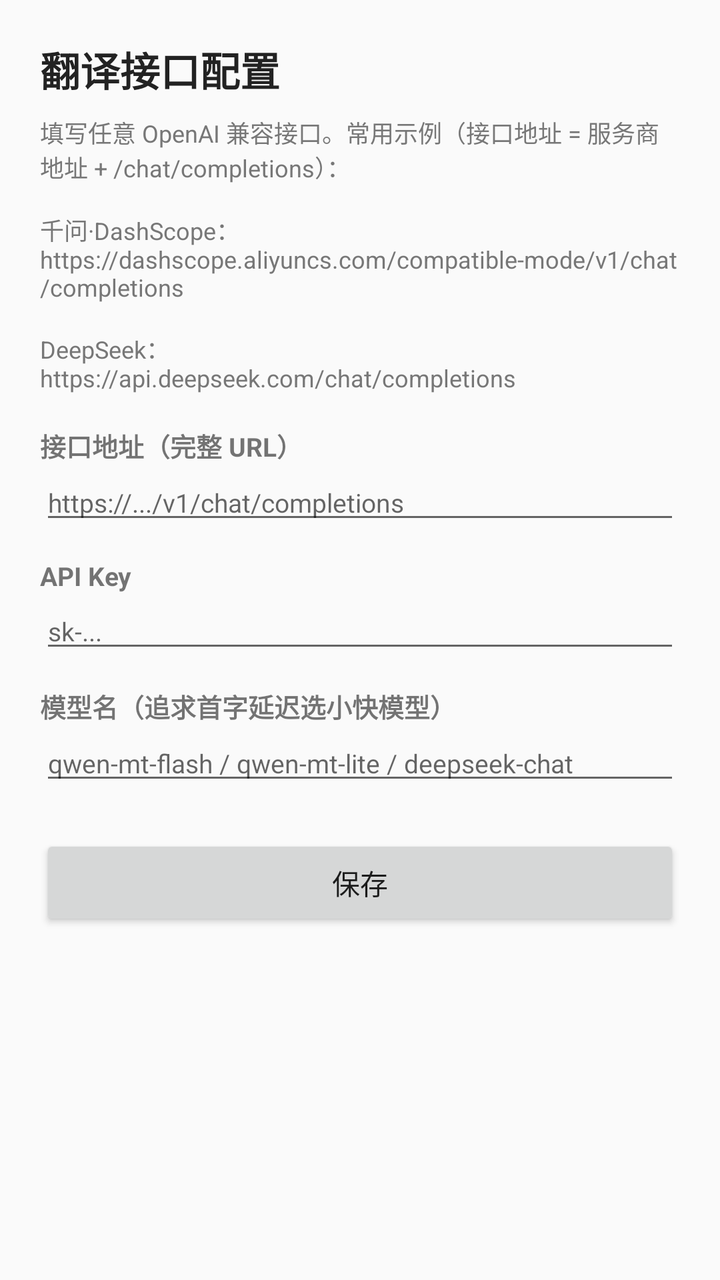
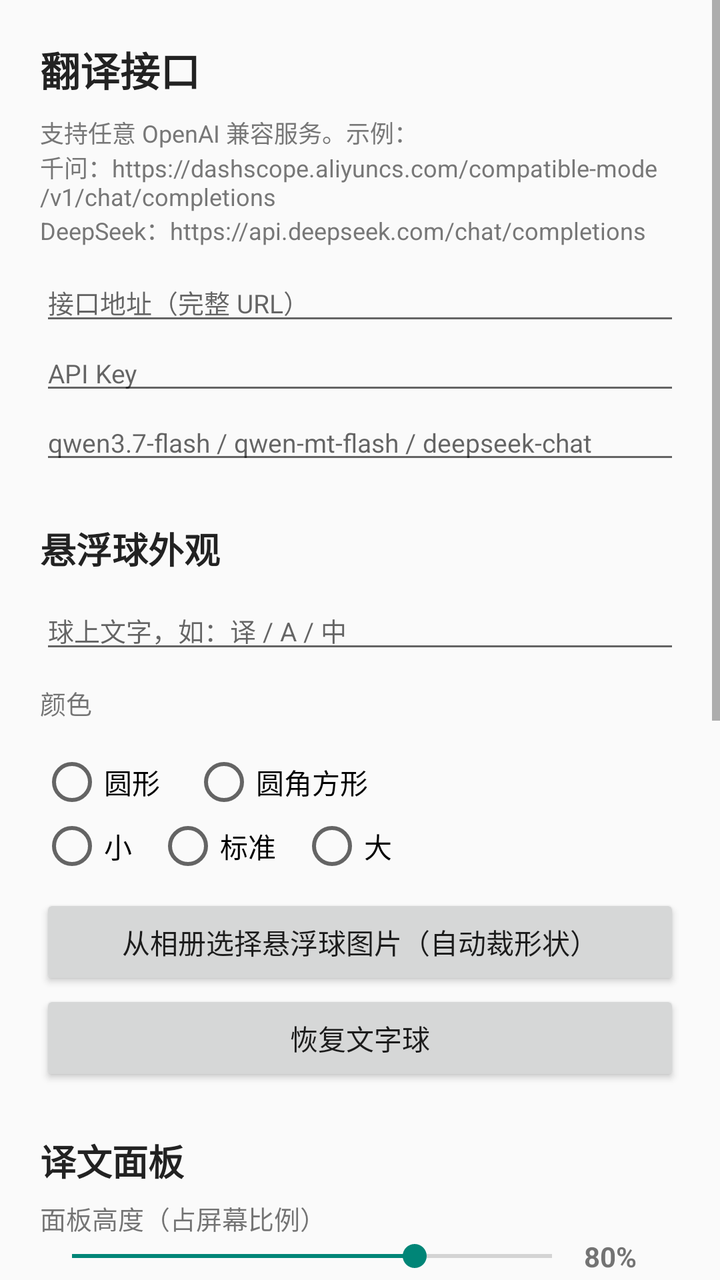

Compare the two renders of this Android layout. The source of the first and the diff that turns it into the second are given below.
<!-- AndroidManifest.xml: application theme Theme.App -->
<!-- res/layout/activity_settings.xml -->
<?xml version="1.0" encoding="utf-8"?>
<ScrollView xmlns:android="http://schemas.android.com/apk/res/android"
    android:layout_width="match_parent"
    android:layout_height="match_parent">

    <LinearLayout
        android:layout_width="match_parent"
        android:layout_height="wrap_content"
        android:orientation="vertical"
        android:padding="20dp">

        <TextView
            android:layout_width="wrap_content"
            android:layout_height="wrap_content"
            android:text="翻译接口配置"
            android:textColor="#222222"
            android:textSize="20sp"
            android:textStyle="bold" />

        <TextView
            android:layout_width="match_parent"
            android:layout_height="wrap_content"
            android:layout_marginTop="8dp"
            android:text="填写任意 OpenAI 兼容接口。常用示例（接口地址 = 服务商地址 + /chat/completions）：\n\n千问·DashScope：\nhttps://dashscope.aliyuncs.com/compatible-mode/v1/chat/completions\n\nDeepSeek：\nhttps://api.deepseek.com/chat/completions"
            android:textColor="#777777"
            android:textSize="12sp" />

        <TextView
            android:layout_width="wrap_content"
            android:layout_height="wrap_content"
            android:layout_marginTop="16dp"
            android:text="接口地址（完整 URL）"
            android:textSize="13sp"
            android:textStyle="bold" />

        <EditText
            android:id="@+id/etUrl"
            android:layout_width="match_parent"
            android:layout_height="wrap_content"
            android:hint="https://.../v1/chat/completions"
            android:inputType="textUri"
            android:textSize="13sp" />

        <TextView
            android:layout_width="wrap_content"
            android:layout_height="wrap_content"
            android:layout_marginTop="12dp"
            android:text="API Key"
            android:textSize="13sp"
            android:textStyle="bold" />

        <EditText
            android:id="@+id/etKey"
            android:layout_width="match_parent"
            android:layout_height="wrap_content"
            android:hint="sk-..."
            android:inputType="text"
            android:textSize="13sp" />

        <TextView
            android:layout_width="wrap_content"
            android:layout_height="wrap_content"
            android:layout_marginTop="12dp"
            android:text="模型名（追求首字延迟选小快模型）"
            android:textSize="13sp"
            android:textStyle="bold" />

        <EditText
            android:id="@+id/etModel"
            android:layout_width="match_parent"
            android:layout_height="wrap_content"
            android:hint="qwen-mt-flash / qwen-mt-lite / deepseek-chat"
            android:inputType="text"
            android:textSize="13sp" />

        <Button
            android:id="@+id/btnSave"
            android:layout_width="match_parent"
            android:layout_height="wrap_content"
            android:layout_marginTop="20dp"
            android:text="保存" />
    </LinearLayout>
</ScrollView>
<!-- resources referenced by this layout -->
<resources>
  <style name="Theme.App" parent="Theme.AppCompat.Light.DarkActionBar" />
</resources>

<!-- the commit's change to res/layout/activity_settings.xml (unified diff, before → after) -->
@@ -12,7 +12,7 @@
         <TextView
             android:layout_width="wrap_content"
             android:layout_height="wrap_content"
-            android:text="翻译接口配置"
+            android:text="翻译接口"
             android:textColor="#222222"
             android:textSize="20sp"
             android:textStyle="bold" />
@@ -21,63 +21,260 @@
             android:layout_width="match_parent"
             android:layout_height="wrap_content"
             android:layout_marginTop="8dp"
-            android:text="填写任意 OpenAI 兼容接口。常用示例（接口地址 = 服务商地址 + /chat/completions）：\n\n千问·DashScope：\nhttps://dashscope.aliyuncs.com/compatible-mode/v1/chat/completions\n\nDeepSeek：\nhttps://api.deepseek.com/chat/completions"
+            android:text="支持任意 OpenAI 兼容服务。示例：\n千问：https://dashscope.aliyuncs.com/compatible-mode/v1/chat/completions\nDeepSeek：https://api.deepseek.com/chat/completions"
             android:textColor="#777777"
             android:textSize="12sp" />
 
-        <TextView
-            android:layout_width="wrap_content"
-            android:layout_height="wrap_content"
-            android:layout_marginTop="16dp"
-            android:text="接口地址（完整 URL）"
-            android:textSize="13sp"
-            android:textStyle="bold" />
-
         <EditText
             android:id="@+id/etUrl"
             android:layout_width="match_parent"
             android:layout_height="wrap_content"
-            android:hint="https://.../v1/chat/completions"
+            android:layout_marginTop="8dp"
+            android:hint="接口地址（完整 URL）"
             android:inputType="textUri"
             android:textSize="13sp" />
 
-        <TextView
-            android:layout_width="wrap_content"
+        <EditText
+            android:id="@+id/etKey"
+            android:layout_width="match_parent"
+            android:layout_height="wrap_content"
+            android:hint="API Key"
+            android:inputType="text"
+            android:textSize="13sp" />
+
+        <EditText
+            android:id="@+id/etModel"
+            android:layout_width="match_parent"
+            android:layout_height="wrap_content"
+            android:hint="qwen3.7-flash / qwen-mt-flash / deepseek-chat"
+            android:inputType="text"
+            android:textSize="13sp" />
+
+        <TextView
+            android:layout_width="wrap_content"
+            android:layout_height="wrap_content"
+            android:layout_marginTop="24dp"
+            android:text="悬浮球外观"
+            android:textColor="#222222"
+            android:textSize="18sp"
+            android:textStyle="bold" />
+
+        <EditText
+            android:id="@+id/etBallText"
+            android:layout_width="match_parent"
+            android:layout_height="wrap_content"
+            android:layout_marginTop="8dp"
+            android:hint="球上文字，如：译 / A / 中"
+            android:inputType="text"
+            android:textSize="13sp" />
+
+        <TextView
+            android:layout_width="wrap_content"
+            android:layout_height="wrap_content"
+            android:layout_marginTop="10dp"
+            android:text="颜色"
+            android:textSize="13sp" />
+
+        <LinearLayout
+            android:id="@+id/colorRow"
+            android:layout_width="match_parent"
+            android:layout_height="wrap_content"
+            android:layout_marginTop="6dp"
+            android:gravity="center_vertical"
+            android:orientation="horizontal" />
+
+        <RadioGroup
+            android:id="@+id/rgShape"
+            android:layout_width="match_parent"
+            android:layout_height="wrap_content"
+            android:layout_marginTop="8dp"
+            android:orientation="horizontal">
+
+            <RadioButton
+                android:id="@+id/rbCircle"
+                android:layout_width="wrap_content"
+                android:layout_height="wrap_content"
+                android:text="圆形" />
+
+            <RadioButton
+                android:id="@+id/rbRounded"
+                android:layout_width="wrap_content"
+                android:layout_height="wrap_content"
+                android:layout_marginStart="16dp"
+                android:text="圆角方形" />
+        </RadioGroup>
+
+        <RadioGroup
+            android:id="@+id/rgSize"
+            android:layout_width="match_parent"
+            android:layout_height="wrap_content"
+            android:orientation="horizontal">
+
+            <RadioButton
+                android:id="@+id/rbSmall"
+                android:layout_width="wrap_content"
+                android:layout_height="wrap_content"
+                android:text="小" />
+
+            <RadioButton
+                android:id="@+id/rbMid"
+                android:layout_width="wrap_content"
+                android:layout_height="wrap_content"
+                android:layout_marginStart="12dp"
+                android:text="标准" />
+
+            <RadioButton
+                android:id="@+id/rbBig"
+                android:layout_width="wrap_content"
+                android:layout_height="wrap_content"
+                android:layout_marginStart="12dp"
+                android:text="大" />
+        </RadioGroup>
+
+        <Button
+            android:id="@+id/btnPickImage"
+            android:layout_width="match_parent"
+            android:layout_height="wrap_content"
+            android:layout_marginTop="8dp"
+            android:text="从相册选择悬浮球图片（自动裁形状）" />
+
+        <Button
+            android:id="@+id/btnClearImage"
+            android:layout_width="match_parent"
+            android:layout_height="wrap_content"
+            android:text="恢复文字球" />
+
+        <TextView
+            android:layout_width="wrap_content"
+            android:layout_height="wrap_content"
+            android:layout_marginTop="24dp"
+            android:text="译文面板"
+            android:textColor="#222222"
+            android:textSize="18sp"
+            android:textStyle="bold" />
+
+        <TextView
+            android:layout_width="wrap_content"
+            android:layout_height="wrap_content"
+            android:layout_marginTop="6dp"
+            android:text="面板高度（占屏幕比例）"
+            android:textSize="13sp" />
+
+        <LinearLayout
+            android:layout_width="match_parent"
+            android:layout_height="wrap_content"
+            android:gravity="center_vertical"
+            android:orientation="horizontal">
+
+            <SeekBar
+                android:id="@+id/sbHeight"
+                android:layout_width="0dp"
+                android:layout_height="wrap_content"
+                android:layout_weight="1"
+                android:max="70"
+                android:progress="50" />
+
+            <TextView
+                android:id="@+id/tvHeightVal"
+                android:layout_width="wrap_content"
+                android:layout_height="wrap_content"
+                android:minWidth="48dp"
+                android:text="80%"
+                android:textSize="14sp"
+                android:textStyle="bold" />
+        </LinearLayout>
+
+        <TextView
+            android:layout_width="wrap_content"
+            android:layout_height="wrap_content"
+            android:layout_marginTop="6dp"
+            android:text="标题栏按钮大小"
+            android:textSize="13sp" />
+
+        <RadioGroup
+            android:id="@+id/rgBtnSize"
+            android:layout_width="match_parent"
+            android:layout_height="wrap_content"
+            android:orientation="horizontal">
+
+            <RadioButton
+                android:id="@+id/rbBtnSmall"
+                android:layout_width="wrap_content"
+                android:layout_height="wrap_content"
+                android:text="小" />
+
+            <RadioButton
+                android:id="@+id/rbBtnMid"
+                android:layout_width="wrap_content"
+                android:layout_height="wrap_content"
+                android:layout_marginStart="12dp"
+                android:text="标准" />
+
+            <RadioButton
+                android:id="@+id/rbBtnBig"
+                android:layout_width="wrap_content"
+                android:layout_height="wrap_content"
+                android:layout_marginStart="12dp"
+                android:text="大" />
+        </RadioGroup>
+
+        <TextView
+            android:layout_width="wrap_content"
+            android:layout_height="wrap_content"
+            android:layout_marginTop="24dp"
+            android:text="App 图标与桌面入口"
+            android:textColor="#222222"
+            android:textSize="18sp"
+            android:textStyle="bold" />
+
+        <Button
+            android:id="@+id/btnAliasRed"
+            android:layout_width="match_parent"
+            android:layout_height="wrap_content"
+            android:layout_marginTop="8dp"
+            android:text="显示为：闪译（红色闪电图标）" />
+
+        <Button
+            android:id="@+id/btnAliasBlue"
+            android:layout_width="match_parent"
+            android:layout_height="wrap_content"
+            android:text="显示为：备忘录（蓝色图标）" />
+
+        <Button
+            android:id="@+id/btnAliasGreen"
+            android:layout_width="match_parent"
+            android:layout_height="wrap_content"
+            android:text="显示为：工具箱（绿色图标）" />
+
+        <TextView
+            android:layout_width="match_parent"
             android:layout_height="wrap_content"
             android:layout_marginTop="12dp"
-            android:text="API Key"
-            android:textSize="13sp"
-            android:textStyle="bold" />
-
-        <EditText
-            android:id="@+id/etKey"
-            android:layout_width="match_parent"
-            android:layout_height="wrap_content"
-            android:hint="sk-..."
-            android:inputType="text"
-            android:textSize="13sp" />
-
-        <TextView
-            android:layout_width="wrap_content"
-            android:layout_height="wrap_content"
-            android:layout_marginTop="12dp"
-            android:text="模型名（追求首字延迟选小快模型）"
-            android:textSize="13sp"
-            android:textStyle="bold" />
-
-        <EditText
-            android:id="@+id/etModel"
-            android:layout_width="match_parent"
-            android:layout_height="wrap_content"
-            android:hint="qwen-mt-flash / qwen-mt-lite / deepseek-chat"
-            android:inputType="text"
-            android:textSize="13sp" />
+            android:text="或用你自己的图片 + 名字，在桌面创建一个入口（原应用图标可拖入文件夹隐藏）："
+            android:textColor="#777777"
+            android:textSize="12sp" />
+
+        <EditText
+            android:id="@+id/etShortcutName"
+            android:layout_width="match_parent"
+            android:layout_height="wrap_content"
+            android:layout_marginTop="4dp"
+            android:hint="桌面入口名称"
+            android:inputType="text"
+            android:textSize="13sp" />
+
+        <Button
+            android:id="@+id/btnPinShortcut"
+            android:layout_width="match_parent"
+            android:layout_height="wrap_content"
+            android:text="选图并创建桌面入口" />
 
         <Button
             android:id="@+id/btnSave"
             android:layout_width="match_parent"
             android:layout_height="wrap_content"
-            android:layout_marginTop="20dp"
-            android:text="保存" />
+            android:layout_marginTop="24dp"
+            android:layout_marginBottom="12dp"
+            android:text="保存全部设置" />
     </LinearLayout>
 </ScrollView>
